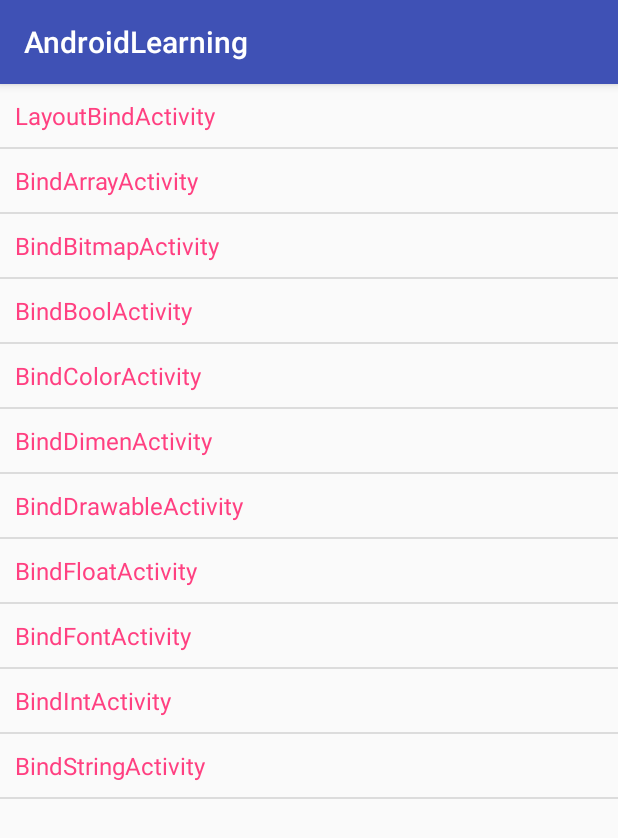
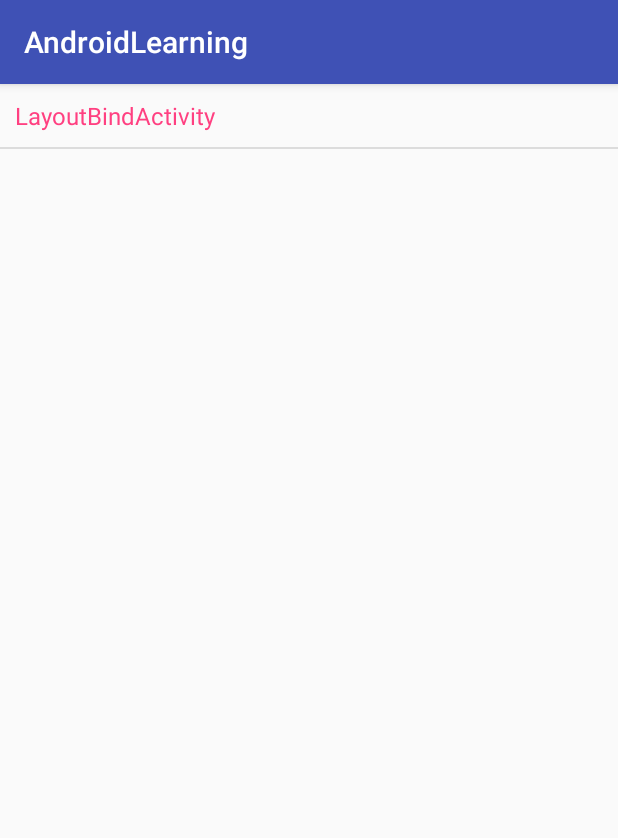
Before and after one commit to bovink/AndroidLearning, an Android app: the screen it shows after launch (MainActivity), after a tap on "MainActivity.BindResource", on a phone screen of 412 x 824 dp. Shown: the top 838 px of the screen. Run offline under Robolectric (Android 15) with nearby library versions, the phone set to English and light mode, and no system bars.

Commit message:
修改显示的列表数据。

```diff
--- a/app/src/main/java/com/bovink/androidlearning/MainActivity.java
+++ b/app/src/main/java/com/bovink/androidlearning/MainActivity.java
@@ -128,36 +128,6 @@ public class MainActivity extends AppCompatActivity {
         map = new HashMap<>();
         map.put("name", "LayoutBindActivity");
         mapList.add(map);
-        map = new HashMap<>();
-        map.put("name", "BindArrayActivity");
-        mapList.add(map);
-        map = new HashMap<>();
-        map.put("name", "BindBitmapActivity");
-        mapList.add(map);
-        map = new HashMap<>();
-        map.put("name", "BindBoolActivity");
-        mapList.add(map);
-        map = new HashMap<>();
-        map.put("name", "BindColorActivity");
-        mapList.add(map);
-        map = new HashMap<>();
-        map.put("name", "BindDimenActivity");
-        mapList.add(map);
-        map = new HashMap<>();
-        map.put("name", "BindDrawableActivity");
-        mapList.add(map);
-        map = new HashMap<>();
-        map.put("name", "BindFloatActivity");
-        mapList.add(map);
-        map = new HashMap<>();
-        map.put("name", "BindFontActivity");
-        mapList.add(map);
-        map = new HashMap<>();
-        map.put("name", "BindIntActivity");
-        mapList.add(map);
-        map = new HashMap<>();
-        map.put("name", "BindStringActivity");
-        mapList.add(map);
 
         return mapList;
     }
@@ -172,36 +142,6 @@ public class MainActivity extends AppCompatActivity {
 
         map = new HashMap<>();
         map.put("name", "OnCheckedChangedActivity");
-        mapList.add(map);
-        map = new HashMap<>();
-        map.put("name", "OnClickActivity");
-        mapList.add(map);
-        map = new HashMap<>();
-        map.put("name", "OnEditorActionActivity");
-        mapList.add(map);
-        map = new HashMap<>();
-        map.put("name", "OnFocusChangeActivity");
-        mapList.add(map);
-        map = new HashMap<>();
-        map.put("name", "OnItemClickActivity");
-        mapList.add(map);
-        map = new HashMap<>();
-        map.put("name", "OnItemLongClickActivity");
-        mapList.add(map);
-        map = new HashMap<>();
-        map.put("name", "OnItemSelectedActivity");
-        mapList.add(map);
-        map = new HashMap<>();
-        map.put("name", "OnLongClickActivity");
-        mapList.add(map);
-        map = new HashMap<>();
-        map.put("name", "OnPageChangeActivity");
-        mapList.add(map);
-        map = new HashMap<>();
-        map.put("name", "OnTextChangedActivity");
-        mapList.add(map);
-        map = new HashMap<>();
-        map.put("name", "OnTouchActivity");
         mapList.add(map);
 
         return mapList;
```
